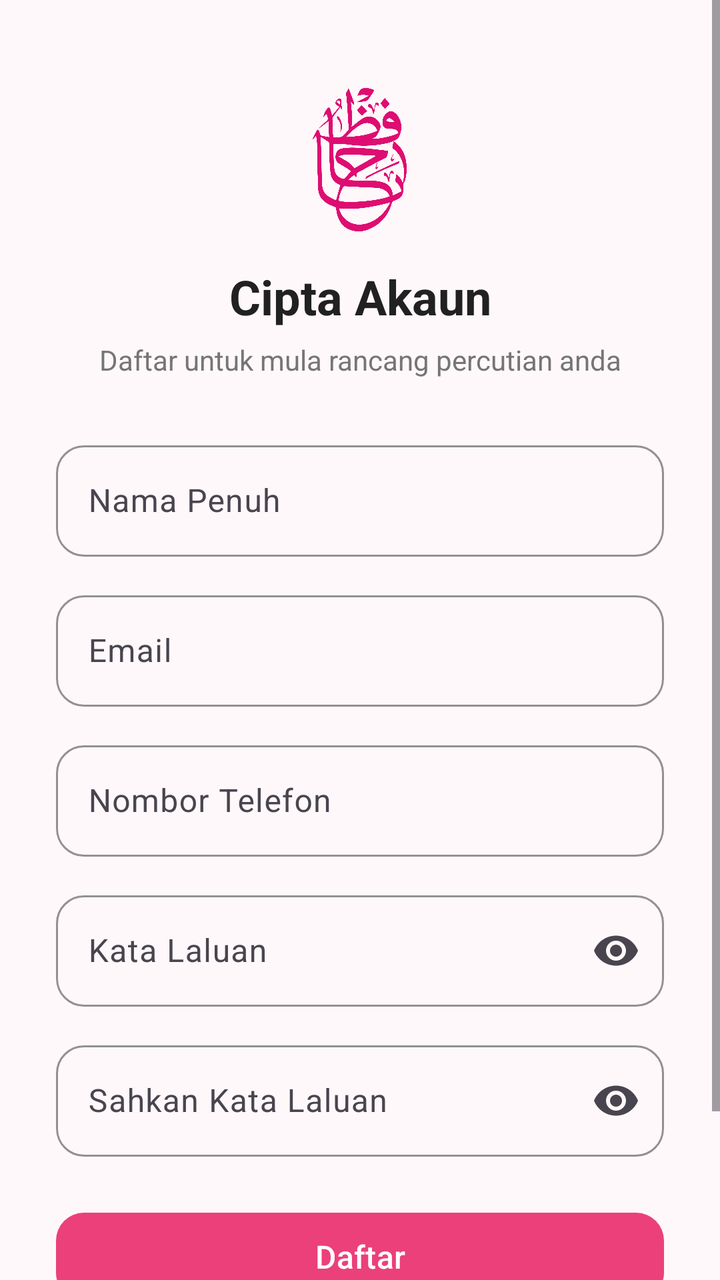
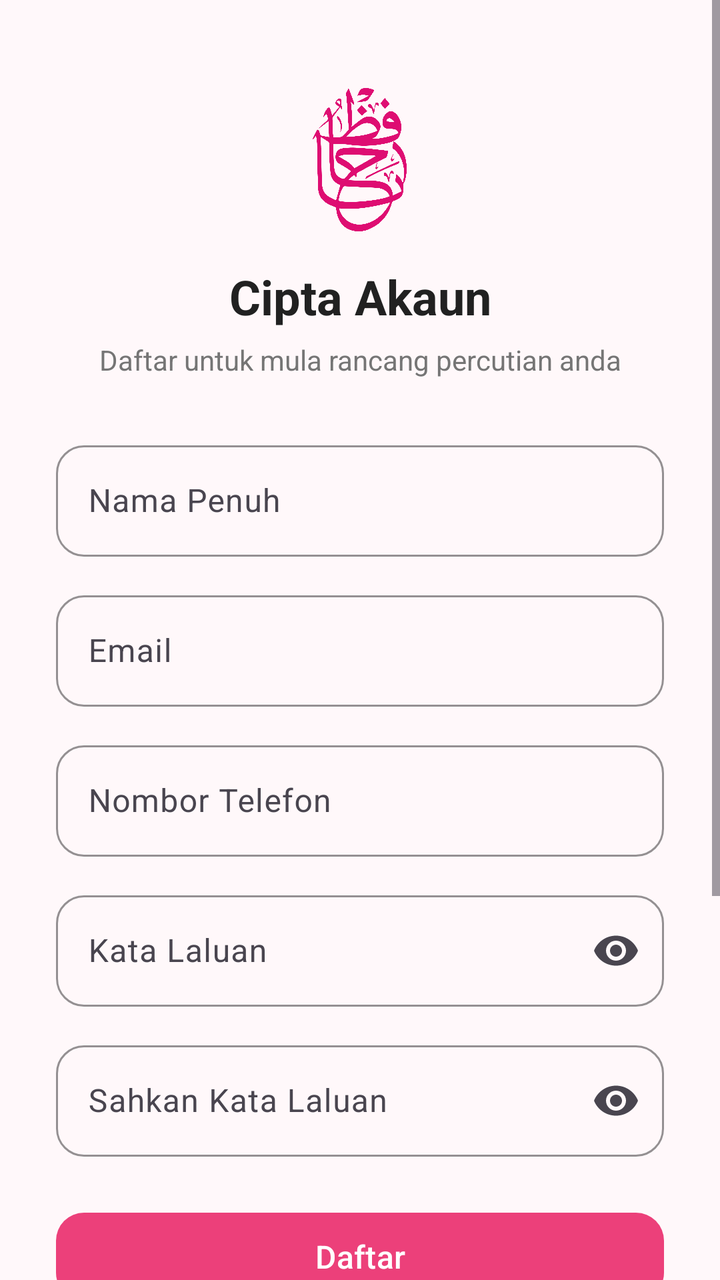

An Android layout rendered at two revisions. The XML below is the earlier revision; the diff shows what the commit changed to produce the second picture.
<!-- AndroidManifest.xml: application theme Theme.HafizTravel -->
<!-- res/layout/activity_signup.xml -->
<?xml version="1.0" encoding="utf-8"?>
<ScrollView xmlns:android="http://schemas.android.com/apk/res/android"
    xmlns:app="http://schemas.android.com/apk/res-auto"
    android:layout_width="match_parent"
    android:layout_height="match_parent"
    android:background="@color/background"
    android:fillViewport="true">

    <androidx.constraintlayout.widget.ConstraintLayout
        android:layout_width="match_parent"
        android:layout_height="wrap_content"
        android:padding="28dp">

        
        <ImageView
            android:id="@+id/signupLogo"
            android:layout_width="72dp"
            android:layout_height="72dp"
            android:layout_marginTop="16dp"
            android:src="@drawable/logo"
            app:layout_constraintTop_toTopOf="parent"
            app:layout_constraintStart_toStartOf="parent"
            app:layout_constraintEnd_toEndOf="parent" />

        <TextView
            android:id="@+id/titleText"
            android:layout_width="wrap_content"
            android:layout_height="wrap_content"
            android:layout_marginTop="16dp"
            android:text="Cipta Akaun"
            android:textColor="@color/text_dark"
            android:textSize="24sp"
            android:textStyle="bold"
            app:layout_constraintTop_toBottomOf="@id/signupLogo"
            app:layout_constraintStart_toStartOf="parent"
            app:layout_constraintEnd_toEndOf="parent" />

        <TextView
            android:id="@+id/subtitleText"
            android:layout_width="wrap_content"
            android:layout_height="wrap_content"
            android:layout_marginTop="6dp"
            android:text="Daftar untuk mula rancang percutian anda"
            android:textColor="@color/text_gray"
            android:textSize="14sp"
            app:layout_constraintTop_toBottomOf="@id/titleText"
            app:layout_constraintStart_toStartOf="parent"
            app:layout_constraintEnd_toEndOf="parent" />

        
        <com.google.android.material.textfield.TextInputLayout
            android:id="@+id/nameLayout"
            style="@style/Widget.Material3.TextInputLayout.OutlinedBox"
            android:layout_width="match_parent"
            android:layout_height="wrap_content"
            android:layout_marginTop="28dp"
            android:hint="Nama Penuh"
            app:boxCornerRadiusTopStart="14dp" app:boxCornerRadiusTopEnd="14dp"
            app:boxCornerRadiusBottomStart="14dp" app:boxCornerRadiusBottomEnd="14dp"
            app:boxStrokeColor="@color/pink_primary"
            app:hintTextColor="@color/pink_primary"
            app:layout_constraintTop_toBottomOf="@id/subtitleText">

            <com.google.android.material.textfield.TextInputEditText
                android:id="@+id/nameInput"
                android:layout_width="match_parent"
                android:layout_height="wrap_content"
                android:inputType="textPersonName" />
        </com.google.android.material.textfield.TextInputLayout>

        
        <com.google.android.material.textfield.TextInputLayout
            android:id="@+id/emailLayout"
            style="@style/Widget.Material3.TextInputLayout.OutlinedBox"
            android:layout_width="match_parent"
            android:layout_height="wrap_content"
            android:layout_marginTop="14dp"
            android:hint="Email"
            app:boxCornerRadiusTopStart="14dp" app:boxCornerRadiusTopEnd="14dp"
            app:boxCornerRadiusBottomStart="14dp" app:boxCornerRadiusBottomEnd="14dp"
            app:boxStrokeColor="@color/pink_primary"
            app:hintTextColor="@color/pink_primary"
            app:layout_constraintTop_toBottomOf="@id/nameLayout">

            <com.google.android.material.textfield.TextInputEditText
                android:id="@+id/emailInput"
                android:layout_width="match_parent"
                android:layout_height="wrap_content"
                android:inputType="textEmailAddress" />
        </com.google.android.material.textfield.TextInputLayout>

        
        <com.google.android.material.textfield.TextInputLayout
            android:id="@+id/phoneLayout"
            style="@style/Widget.Material3.TextInputLayout.OutlinedBox"
            android:layout_width="match_parent"
            android:layout_height="wrap_content"
            android:layout_marginTop="14dp"
            android:hint="Nombor Telefon"
            app:boxCornerRadiusTopStart="14dp" app:boxCornerRadiusTopEnd="14dp"
            app:boxCornerRadiusBottomStart="14dp" app:boxCornerRadiusBottomEnd="14dp"
            app:boxStrokeColor="@color/pink_primary"
            app:hintTextColor="@color/pink_primary"
            app:layout_constraintTop_toBottomOf="@id/emailLayout">

            <com.google.android.material.textfield.TextInputEditText
                android:id="@+id/phoneInput"
                android:layout_width="match_parent"
                android:layout_height="wrap_content"
                android:inputType="phone" />
        </com.google.android.material.textfield.TextInputLayout>

        
        <com.google.android.material.textfield.TextInputLayout
            android:id="@+id/passwordLayout"
            style="@style/Widget.Material3.TextInputLayout.OutlinedBox"
            android:layout_width="match_parent"
            android:layout_height="wrap_content"
            android:layout_marginTop="14dp"
            android:hint="Kata Laluan"
            app:boxCornerRadiusTopStart="14dp" app:boxCornerRadiusTopEnd="14dp"
            app:boxCornerRadiusBottomStart="14dp" app:boxCornerRadiusBottomEnd="14dp"
            app:boxStrokeColor="@color/pink_primary"
            app:hintTextColor="@color/pink_primary"
            app:endIconMode="password_toggle"
            app:layout_constraintTop_toBottomOf="@id/phoneLayout">

            <com.google.android.material.textfield.TextInputEditText
                android:id="@+id/passwordInput"
                android:layout_width="match_parent"
                android:layout_height="wrap_content"
                android:inputType="textPassword" />
        </com.google.android.material.textfield.TextInputLayout>

        
        <com.google.android.material.textfield.TextInputLayout
            android:id="@+id/confirmPasswordLayout"
            style="@style/Widget.Material3.TextInputLayout.OutlinedBox"
            android:layout_width="match_parent"
            android:layout_height="wrap_content"
            android:layout_marginTop="14dp"
            android:hint="Sahkan Kata Laluan"
            app:boxCornerRadiusTopStart="14dp" app:boxCornerRadiusTopEnd="14dp"
            app:boxCornerRadiusBottomStart="14dp" app:boxCornerRadiusBottomEnd="14dp"
            app:boxStrokeColor="@color/pink_primary"
            app:hintTextColor="@color/pink_primary"
            app:endIconMode="password_toggle"
            app:layout_constraintTop_toBottomOf="@id/passwordLayout">

            <com.google.android.material.textfield.TextInputEditText
                android:id="@+id/confirmPasswordInput"
                android:layout_width="match_parent"
                android:layout_height="wrap_content"
                android:inputType="textPassword" />
        </com.google.android.material.textfield.TextInputLayout>

        
        <com.google.android.material.button.MaterialButton
            android:id="@+id/signUpButton"
            android:layout_width="match_parent"
            android:layout_height="52dp"
            android:layout_marginTop="24dp"
            android:text="Daftar"
            android:textAllCaps="false"
            android:textSize="16sp"
            app:backgroundTint="@color/pink_primary"
            app:cornerRadius="14dp"
            app:layout_constraintTop_toBottomOf="@id/confirmPasswordLayout" />

        <TextView
            android:id="@+id/goToLogin"
            android:layout_width="wrap_content"
            android:layout_height="wrap_content"
            android:layout_marginTop="20dp"
            android:layout_marginBottom="16dp"
            android:padding="8dp"
            android:text="Dah ada akaun? Log masuk"
            android:textColor="@color/pink_dark"
            android:textStyle="bold"
            app:layout_constraintTop_toBottomOf="@id/signUpButton"
            app:layout_constraintStart_toStartOf="parent"
            app:layout_constraintEnd_toEndOf="parent" />

    </androidx.constraintlayout.widget.ConstraintLayout>
</ScrollView>
<!-- resources referenced by this layout -->
<resources>
  <color name="background">#FFF8FA</color>
  <color name="pink_dark">#C2185B</color>
  <color name="pink_primary">#EC407A</color>
  <color name="text_dark">#212121</color>
  <color name="text_gray">#757575</color>
  <!-- drawable logo: png bitmap (drawable, 110406 bytes) -->
  <style name="Theme.HafizTravel" parent="Theme.Material3.Light.NoActionBar">
          <item name="colorPrimary">@color/pink_primary</item>
          <item name="colorPrimaryVariant">@color/pink_dark</item>
          <item name="colorOnPrimary">@color/white</item>
          <item name="colorSecondary">@color/pink_accent</item>
          <item name="android:statusBarColor">@color/pink_primary</item>
          <item name="android:windowBackground">@color/background</item>
      </style>
  <color name="white">#FFFFFF</color>
  <color name="pink_accent">#FF80AB</color>
</resources>

<!-- the commit's change to res/layout/activity_signup.xml (unified diff, before → after) -->
@@ -172,7 +172,6 @@
             android:layout_width="wrap_content"
             android:layout_height="wrap_content"
             android:layout_marginTop="20dp"
-            android:layout_marginBottom="16dp"
             android:padding="8dp"
             android:text="Dah ada akaun? Log masuk"
             android:textColor="@color/pink_dark"
@@ -181,5 +180,109 @@
             app:layout_constraintStart_toStartOf="parent"
             app:layout_constraintEnd_toEndOf="parent" />
 
+        
+        <View
+            android:id="@+id/dividerLineLeft"
+            android:layout_width="0dp"
+            android:layout_height="1dp"
+            android:layout_marginTop="16dp"
+            android:background="@color/field_border"
+            app:layout_constraintTop_toBottomOf="@id/goToLogin"
+            app:layout_constraintStart_toStartOf="parent"
+            app:layout_constraintEnd_toStartOf="@id/orText" />
+
+        <TextView
+            android:id="@+id/orText"
+            android:layout_width="wrap_content"
+            android:layout_height="wrap_content"
+            android:layout_marginTop="16dp"
+            android:paddingHorizontal="10dp"
+            android:text="Atau daftar dengan"
+            android:textColor="@color/text_gray"
+            android:textSize="13sp"
+            app:layout_constraintTop_toBottomOf="@id/goToLogin"
+            app:layout_constraintStart_toEndOf="@id/dividerLineLeft"
+            app:layout_constraintEnd_toStartOf="@id/dividerLineRight" />
+
+        <View
+            android:id="@+id/dividerLineRight"
+            android:layout_width="0dp"
+            android:layout_height="1dp"
+            android:layout_marginTop="16dp"
+            android:background="@color/field_border"
+            app:layout_constraintTop_toBottomOf="@id/goToLogin"
+            app:layout_constraintStart_toEndOf="@id/orText"
+            app:layout_constraintEnd_toEndOf="parent" />
+
+        
+        
+        <LinearLayout
+            android:id="@+id/socialSignUpRow"
+            android:layout_width="wrap_content"
+            android:layout_height="wrap_content"
+            android:layout_marginTop="20dp"
+            android:orientation="horizontal"
+            android:gravity="center"
+            app:layout_constraintTop_toBottomOf="@id/orText"
+            app:layout_constraintStart_toStartOf="parent"
+            app:layout_constraintEnd_toEndOf="parent">
+
+            <TextView
+                android:id="@+id/googleSignUpButton"
+                android:layout_width="52dp"
+                android:layout_height="52dp"
+                android:layout_marginEnd="16dp"
+                android:background="@drawable/circle_bg_light"
+                android:gravity="center"
+                android:text="G"
+                android:textColor="@color/pink_dark"
+                android:textSize="18sp"
+                android:textStyle="bold"
+                android:clickable="true"
+                android:focusable="true" />
+
+            <TextView
+                android:id="@+id/facebookSignUpButton"
+                android:layout_width="52dp"
+                android:layout_height="52dp"
+                android:layout_marginEnd="16dp"
+                android:background="@drawable/circle_bg_light"
+                android:gravity="center"
+                android:text="f"
+                android:textColor="@color/pink_dark"
+                android:textSize="20sp"
+                android:textStyle="bold"
+                android:clickable="true"
+                android:focusable="true" />
+
+            <TextView
+                android:id="@+id/phoneSignUpButton"
+                android:layout_width="52dp"
+                android:layout_height="52dp"
+                android:background="@drawable/circle_bg_light"
+                android:gravity="center"
+                android:text="&#128241;"
+                android:textSize="20sp"
+                android:clickable="true"
+                android:focusable="true" />
+
+        </LinearLayout>
+
+        
+        <TextView
+            android:id="@+id/guestText"
+            android:layout_width="wrap_content"
+            android:layout_height="wrap_content"
+            android:layout_marginTop="20dp"
+            android:layout_marginBottom="16dp"
+            android:padding="8dp"
+            android:text="Login as Guest"
+            android:textColor="@color/text_gray"
+            android:textStyle="bold"
+            app:layout_constraintTop_toBottomOf="@id/socialSignUpRow"
+            app:layout_constraintBottom_toBottomOf="parent"
+            app:layout_constraintStart_toStartOf="parent"
+            app:layout_constraintEnd_toEndOf="parent" />
+
     </androidx.constraintlayout.widget.ConstraintLayout>
 </ScrollView>
<!-- resource entries referenced after the edit -->
@@ -1,10 +1,17 @@
 <!-- resources referenced by this layout -->
 <resources>
   <color name="background">#FFF8FA</color>
+  <color name="field_border">#E0E0E0</color>
   <color name="pink_dark">#C2185B</color>
   <color name="pink_primary">#EC407A</color>
   <color name="text_dark">#212121</color>
   <color name="text_gray">#757575</color>
+  <!-- drawable circle_bg_light (drawable) -->
+  <?xml version="1.0" encoding="utf-8"?>
+  <shape xmlns:android="http://schemas.android.com/apk/res/android"
+      android:shape="oval">
+      <solid android:color="@color/pink_light" />
+  </shape>
   <!-- drawable logo: png bitmap (drawable, 110406 bytes) -->
   <style name="Theme.HafizTravel" parent="Theme.Material3.Light.NoActionBar">
           <item name="colorPrimary">@color/pink_primary</item>
@@ -14,6 +21,7 @@
           <item name="android:statusBarColor">@color/pink_primary</item>
           <item name="android:windowBackground">@color/background</item>
       </style>
+  <color name="pink_light">#FCE4EC</color>
   <color name="white">#FFFFFF</color>
   <color name="pink_accent">#FF80AB</color>
 </resources>
